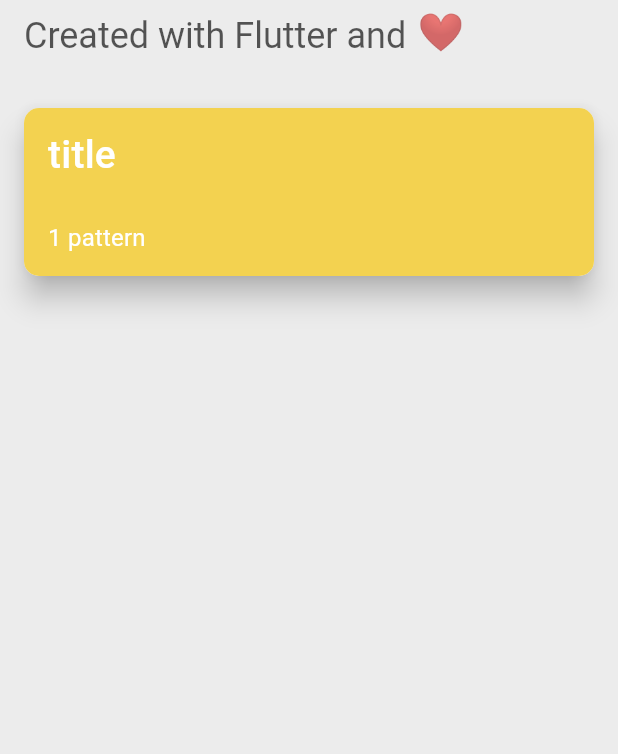
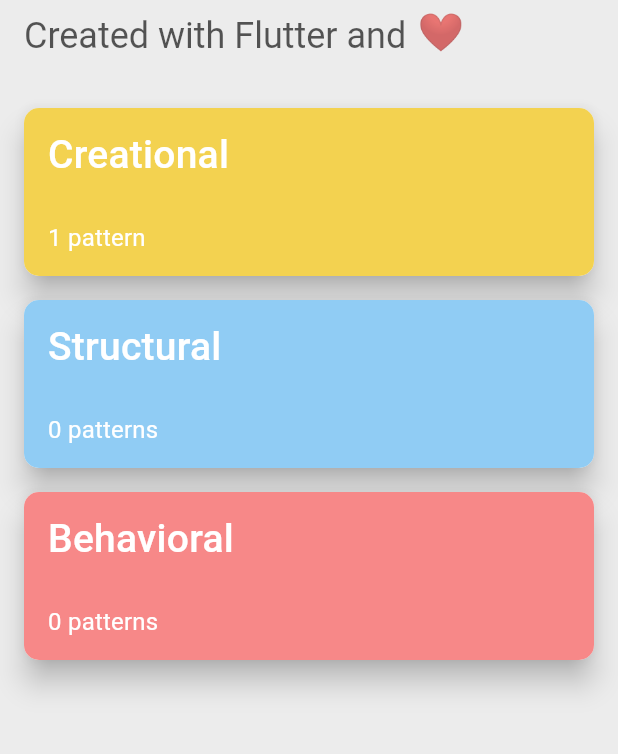
Before and after one commit to tranphunguyen98/flutter_design_patterns, a Flutter app: the screen it shows after launch, on a phone screen of 412 x 824 dp, the part 144-898 px from its top. Run offline on Flutter 3.47's test engine with Material 2 defaults, Android fonts, the phone set to English and light mode, and no system bars.

Commit message:
load category json

```diff
--- a/lib/screens/category/category.dart
+++ b/lib/screens/category/category.dart
@@ -10,7 +10,7 @@ import 'package:design_patterns/widgets/platform_back_button.dart';
 
 class Category extends StatefulWidget {
 //   final DesignPatternCategory category;
-
+//
 //   const Category({
 //     @required this.category,
 //     Key key,
@@ -139,6 +139,8 @@ class _CategoryState extends State<Category>
 //                            ),
 //                          ),
                       const SizedBox(height: spaceL),
+                  DesignPatternCard(
+                  ),
 
 //                          for (var i = 0;
 //                              i < widget.category.patterns.length;
--- a/lib/screens/main_menu/main_menu.dart
+++ b/lib/screens/main_menu/main_menu.dart
@@ -1,3 +1,5 @@
+import 'package:design_patterns/data/models/design_pattern_category.dart';
+import 'package:design_patterns/data/repositories/design_pattern_categories_repository.dart';
 import 'package:design_patterns/screens/main_menu/widgets/main_menu_card.dart';
 import 'package:flutter/material.dart';
 
@@ -5,8 +7,8 @@ import 'package:design_patterns/constants.dart';
 import 'package:design_patterns/screens/main_menu/widgets/main_menu_header.dart';
 
 class MainMenu extends StatelessWidget {
-  // final DesignPatternCategoriesRepository repository =
-  //     DesignPatternCategoriesRepository();
+  final DesignPatternCategoriesRepository repository =
+      DesignPatternCategoriesRepository();
 
   @override
   Widget build(BuildContext context) {
@@ -20,48 +22,42 @@ class MainMenu extends StatelessWidget {
               mainAxisAlignment: MainAxisAlignment.spaceAround,
               children: <Widget>[
                 MainMenuHeader(),
-                Column(
+                FutureBuilder<List<DesignPatternCategory>>(
+                  future: repository.get(),
+                  initialData: [],
+                  builder: (
+                    _,
+                    AsyncSnapshot<List<DesignPatternCategory>> snapshot,
+                  ) {
+                    print(snapshot.connectionState);
+                    if(snapshot.connectionState == ConnectionState.waiting) {
+                      return CircularProgressIndicator(
+                        backgroundColor: lightBackgroundColor,
+                        valueColor: AlwaysStoppedAnimation<Color>(
+                          Colors.black.withOpacity(0.65),
+                        ),
+                      );
+                    }
+
+                    if(snapshot.connectionState == ConnectionState.done) {
+                      if (snapshot.hasData) {
+                        return Column(
                           crossAxisAlignment: CrossAxisAlignment.center,
                           children: <Widget>[
+                            for (var category in snapshot.data)
                               Container(
                                 margin: const EdgeInsets.only(top: marginL),
-                      child:
-                         MainMenuCard(
-                          // category: category,
+                                child: MainMenuCard(
+                                  category: category,
                                 ),
                               )
                           ],
-                )
-                // FutureBuilder<List<DesignPatternCategory>>(
-                //   future: repository.get(),
-                //   initialData: [],
-                //   builder: (
-                //     _,
-                //     AsyncSnapshot<List<DesignPatternCategory>> snapshot,
-                //   ) {
-                // if (snapshot.hasData) {
-                //   return Column(
-                //     crossAxisAlignment: CrossAxisAlignment.center,
-                //     children: <Widget>[
-                //       for (var category in snapshot.data)
-                //         Container(
-                //           margin: const EdgeInsets.only(top: marginL),
-                //           child: MainMenuCard(
-                //             category: category,
-                //           ),
-                //         )
-                //     ],
-                //   );
-                // }
-
-                //     return CircularProgressIndicator(
-                //       backgroundColor: lightBackgroundColor,
-                //       valueColor: AlwaysStoppedAnimation<Color>(
-                //         Colors.black.withOpacity(0.65),
-                //       ),
-                //     );
-                //   },
-                // ),
+                        );
+                      }
+                    }
+                    return Text('ERROR');
+                  },
+                ),
               ],
             ),
           ),
--- a/lib/screens/main_menu/widgets/main_menu_card.dart
+++ b/lib/screens/main_menu/widgets/main_menu_card.dart
@@ -6,20 +6,14 @@
  import 'package:design_patterns/widgets/selection_card.dart';
 
  class MainMenuCard extends StatelessWidget {
-//   final DesignPatternCategory category;
+   final DesignPatternCategory category;
 
-//   const MainMenuCard({
-//     @required this.category,
-//   }) : assert(category != null);
+   const MainMenuCard({
+     @required this.category,
+   }) : assert(category != null);
 
    @override
    Widget build(BuildContext context) {
-     DesignPatternCategory category = DesignPatternCategory(
-       color: 0xFFF3D250,
-       id: '1',
-       patterns: null,
-       title: 'title'
-     );
 
      var contentHeader = Text(
        category.title,
@@ -30,10 +24,9 @@
        overflow: TextOverflow.ellipsis,
      );
      var contentText = Text(
-//       category.patterns.length == 1
-//           ? '${category.patterns.length} pattern'
-//           : '${category.patterns.length} patterns',
-     '1 pattern',
+       category.patterns.length == 1
+           ? '${category.patterns.length} pattern'
+           : '${category.patterns.length} patterns',
        style: Theme.of(context).textTheme.subhead.copyWith(
              color: Colors.white,
            ),
--- a/pubspec.yaml
+++ b/pubspec.yaml
@@ -4,7 +4,7 @@ description: A new Flutter project.
 version: 1.0.0+1
 
 environment:
-  sdk: ">=2.1.0 <3.0.0"
+  sdk: ">=2.2.2 <3.0.0"
 
 dependencies:
   flutter:
```
Also changed, not shown: assets/data/design_patterns.json (+4 -4 lines), lib/data/repositories/design_pattern_categories_repository.dart (+15 -15 lines), lib/screens/category/widgets/design_pattern_card.dart (+7 -4 lines). Lines whose indentation alone changed are shown as unchanged.
